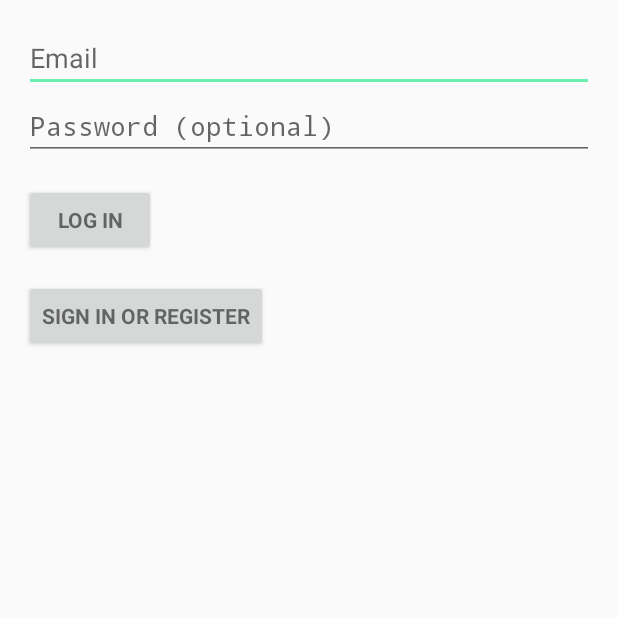
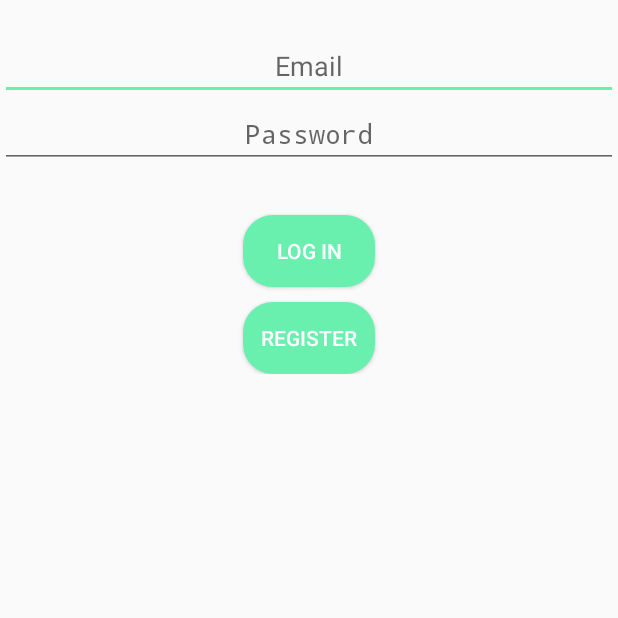
Before and after one commit to 2136280m/MapChat, an Android app: the LoginActivity screen opened directly, with no data from a screen before it, on a phone screen of 412 x 824 dp, the top half of it. Run offline under Robolectric (Android 15) with nearby library versions, the phone set to English and light mode, and no system bars; 3 statements that could not run were skipped.

Commit message:
changed login screen

```diff
--- a/app/src/main/res/layout/activity_login.xml
+++ b/app/src/main/res/layout/activity_login.xml
@@ -1,13 +1,10 @@
-<LinearLayout xmlns:android="http://schemas.android.com/apk/res/android"
-    xmlns:tools="http://schemas.android.com/tools"
+<?xml version="1.0" encoding="utf-8"?>
+<RelativeLayout xmlns:android="http://schemas.android.com/apk/res/android"
     android:layout_width="match_parent"
     android:layout_height="match_parent"
-    android:gravity="center_horizontal"
-    android:orientation="vertical"
-    android:paddingBottom="16dp"
-    android:paddingLeft="16dp"
-    android:paddingRight="16dp"
-    android:paddingTop="16dp"
+    xmlns:app="http://schemas.android.com/apk/res-auto"
+    android:orientation="vertical">
+    xmlns:tools="http://schemas.android.com/tools"
     tools:context="com.example.alex.MapChat.LoginActivity">
 
     <!-- Login progress -->
@@ -19,21 +16,30 @@
         android:layout_marginBottom="8dp"
         android:visibility="gone" />
 
-    <ScrollView
-        android:id="@+id/login_form"
-        android:layout_width="match_parent"
-        android:layout_height="match_parent">
 
         <LinearLayout
-            android:id="@+id/email_login_form"
+            android:id="@+id/linearLayout1"
             android:layout_width="match_parent"
             android:layout_height="wrap_content"
+            android:layout_below="@id/tvDescription"
+            android:layout_centerHorizontal="true"
+            android:layout_marginTop="10dp"
+            android:orientation="horizontal">
+
+            <LinearLayout
+                android:layout_width="0dp"
+                android:layout_height="wrap_content"
+                android:layout_marginTop="11dp"
+                android:layout_weight="1"
+                android:gravity="center"
                 android:orientation="vertical">
 
                 <AutoCompleteTextView
                     android:id="@+id/email"
                     android:layout_width="match_parent"
                     android:layout_height="wrap_content"
+                    android:layout_centerHorizontal="true"
+                    android:gravity="center"
                     android:hint="@string/prompt_email"
                     android:inputType="textEmailAddress"
                     android:maxLines="1"
@@ -43,33 +49,62 @@
                     android:id="@+id/password"
                     android:layout_width="match_parent"
                     android:layout_height="wrap_content"
-                android:hint="@string/prompt_password"
+                    android:layout_centerHorizontal="true"
+                    android:gravity="center"
+                    android:hint="Password"
                     android:imeActionId="6"
                     android:imeActionLabel="@string/action_sign_in_short"
                     android:imeOptions="actionUnspecified"
                     android:inputType="textPassword"
                     android:maxLines="1"
                     android:singleLine="true" />
+            </LinearLayout>
+        </LinearLayout>
+
+    <LinearLayout
+        android:id="@+id/linearLayout2"
+        android:layout_width="match_parent"
+        android:layout_height="wrap_content"
+        android:layout_below="@id/linearLayout1"
+        android:layout_centerHorizontal="true"
+        android:layout_marginTop="10dp"
+        android:orientation="horizontal">
+
+            <LinearLayout
+                android:layout_width="0dp"
+                android:layout_height="wrap_content"
+                android:layout_marginTop="11dp"
+                android:layout_weight="1"
+                android:gravity="center"
+                android:orientation="vertical">
 
             <Button
-                android:id="@+id/email_log_in"
-                style="?android:textAppearanceSmall"
+                android:id="@+id/btnFollow"
                 android:layout_width="wrap_content"
                 android:layout_height="wrap_content"
-                android:layout_marginTop="16dp"
-                android:onClick="logIn"
-                android:text="@string/action_log_in"
-                android:textStyle="bold" />
+                android:layout_below="@+id/line"
+                android:layout_centerHorizontal="true"
+                android:gravity="center"
+                android:layout_marginTop="10dp"
+                android:background="@drawable/round_button"
+                android:text="Log in"
+                android:textColor="#ffff" />
+
 
             <Button
-                android:id="@+id/email_sign_up_button"
-                style="?android:textAppearanceSmall"
+                android:id="@+id/btnFollow2"
                 android:layout_width="wrap_content"
                 android:layout_height="wrap_content"
-                android:layout_marginTop="16dp"
-                android:text="@string/action_sign_up"
-                android:textStyle="bold" />
+                android:layout_below="@+id/line"
+                android:layout_centerHorizontal="true"
+                android:gravity="center"
+                android:layout_marginTop="10dp"
+                android:background="@drawable/round_button"
+                android:text="Register"
+                android:textColor="#ffff" />
 
             </LinearLayout>
-    </ScrollView>
     </LinearLayout>
+
+
+</RelativeLayout>
```
Lines whose indentation alone changed are shown as unchanged.
